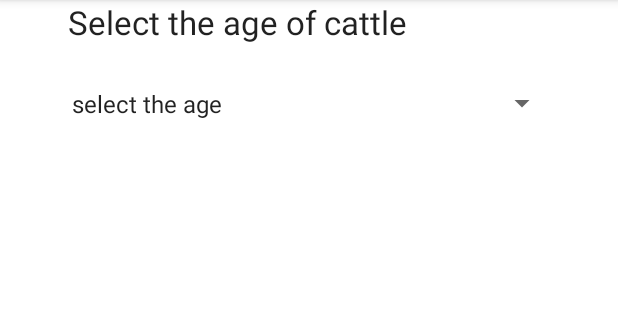
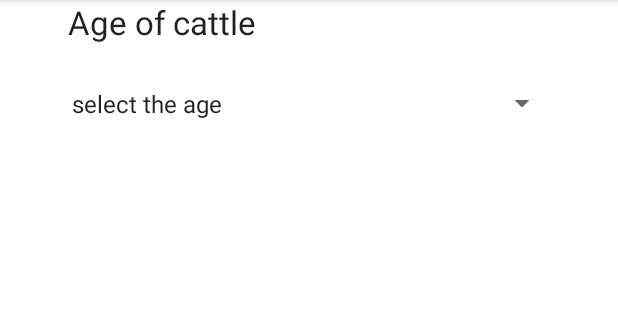
Before and after one commit to Shakthi-2406/Ponmitran-App, an Android app: the Fyr screen opened directly, with no data from a screen before it, on a phone screen of 412 x 824 dp, the part 84-404 px from its top. Run offline under Robolectric (Android 15) with nearby library versions, the phone set to English and light mode, and no system bars.

Commit message:
First Commit

```diff
--- a/app/src/main/res/layout/activity_fyr.xml
+++ b/app/src/main/res/layout/activity_fyr.xml
@@ -26,8 +26,8 @@
                 android:id="@+id/textView"
                 android:layout_width="321dp"
                 android:layout_height="47dp"
-                android:text="Select the age of cattle"
                 android:margin_top="200dp"
+                android:text="Age of cattle"
                 android:textAppearance="@style/TextAppearance.AppCompat.Large" />
 
             <Spinner
```
